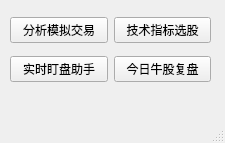
Above: QtDesign/MainWindow.ui from victor647/QuantumStockTrade before the change. Below: the same form after it.
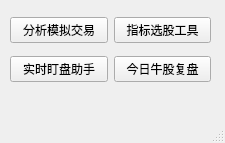
That is the form after the change.

Commit message: 更新了选股器

What changed in the file:
```diff
--- a/QtDesign/MainWindow.ui
+++ b/QtDesign/MainWindow.ui
@@ -14,7 +14,7 @@
    <string>647炒股神器</string>
   </property>
   <widget class="QWidget" name="centralwidget">
-   <widget class="QWidget" name="">
+   <widget class="QWidget" name="layoutWidget">
     <property name="geometry">
      <rect>
       <x>10</x>
@@ -60,7 +60,7 @@
           </font>
          </property>
          <property name="text">
-          <string>技术指标选股</string>
+          <string>指标选股工具</string>
          </property>
         </widget>
        </item>
```
Left out of the diff: 2 changed lines with no effect on the pictures. The commit also changes 12 other files.
